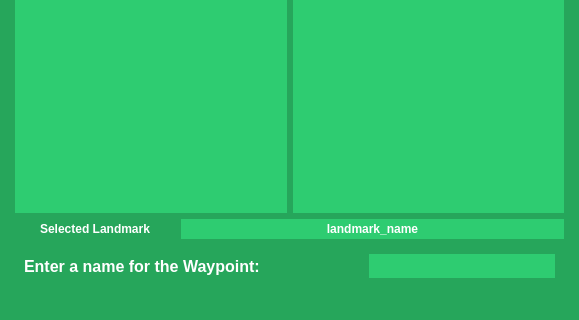
Before: the Qt Designer form costar_instructor/instructor_plugins/ui/relative_inner_frame.ui in cpaxton/costar_stack, drawn with Qt 5; both pictures show x 0 to 579 and y 200 to 520 of the 579 by 520 pixel window.
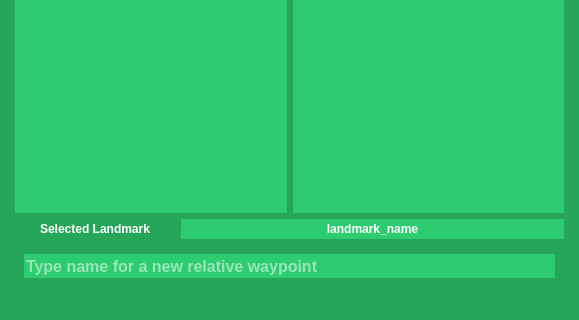
After: the same form once the commit is applied.

Commit message: user notifications substantially improved, info boxes, user visible error messages, resizable waypoint manager

What changed in the file:
```diff
--- a/costar_instructor/instructor_plugins/ui/relative_inner_frame.ui
+++ b/costar_instructor/instructor_plugins/ui/relative_inner_frame.ui
@@ -36,29 +36,6 @@
     <widget class="QWidget" name="widget" native="true">
      <layout class="QGridLayout" name="gridLayout_3">
       <item row="0" column="0">
-       <widget class="QLabel" name="label_5">
-        <property name="maximumSize">
-         <size>
-          <width>16777215</width>
-          <height>150</height>
-         </size>
-        </property>
-        <property name="font">
-         <font>
-          <pointsize>12</pointsize>
-          <weight>75</weight>
-          <bold>true</bold>
-         </font>
-        </property>
-        <property name="styleSheet">
-         <string notr="true">color:#ffffff</string>
-        </property>
-        <property name="text">
-         <string>Enter a name for the Waypoint:</string>
-        </property>
-       </widget>
-      </item>
-      <item row="0" column="1">
        <widget class="QLineEdit" name="name_field">
         <property name="minimumSize">
          <size>
@@ -68,7 +45,7 @@
         </property>
         <property name="maximumSize">
          <size>
-          <width>186</width>
+          <width>16777215</width>
           <height>16777215</height>
          </size>
         </property>
@@ -88,6 +65,9 @@
         <property name="frame">
          <bool>false</bool>
         </property>
+        <property name="placeholderText">
+         <string>Type name for a new relative waypoint</string>
+        </property>
        </widget>
       </item>
      </layout>
```
The commit also changes 8 other files.
